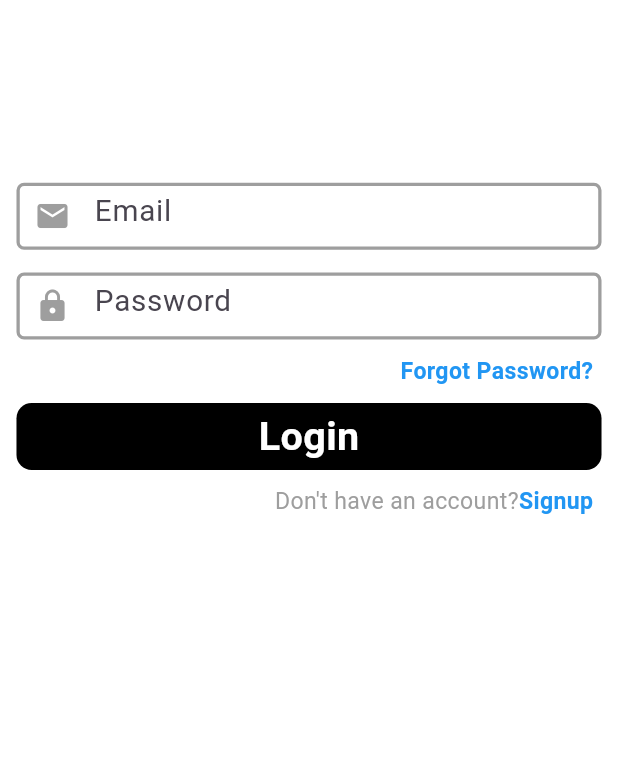
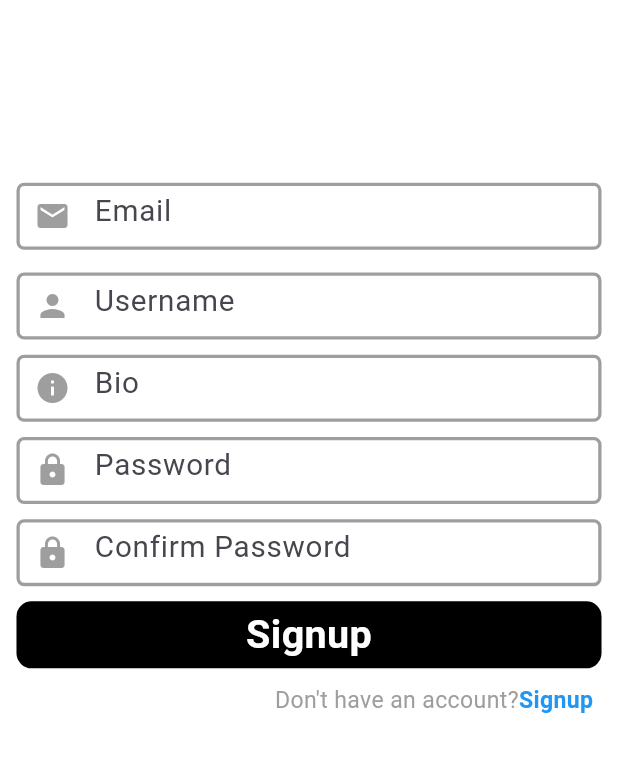
Before and after one commit to ShaviRajapaksha/socialmedia_app, a Flutter app: the screen it shows after launch, after a tap on "Signup", on a phone screen of 412 x 824 dp, the part 373-1145 px from its top. Run offline on Flutter 3.47's test engine with Material 3 defaults, Android fonts, the phone set to English and light mode, and no system bars; our stand-ins replace flutter_screenutil.

Commit message:
feat: Enhance SignupScreen with additional fields for username, bio, and password confirmation

```diff
--- a/lib/screen/signup_screen.dart
+++ b/lib/screen/signup_screen.dart
@@ -14,6 +14,12 @@ class _SignupScreenState extends State<SignupScreen> {
   FocusNode emailFocus = FocusNode();
   final password = TextEditingController();
   FocusNode passwordFocus = FocusNode();
+  final bio = TextEditingController();
+  FocusNode bioFocus = FocusNode();
+  final username = TextEditingController();
+  FocusNode usernameFocus = FocusNode();
+  final passwordConfirm = TextEditingController();
+  FocusNode passwordConfirmFocus = FocusNode();
   @override
   Widget build(BuildContext context) {
     return Scaffold(
@@ -27,10 +33,15 @@ class _SignupScreenState extends State<SignupScreen> {
             SizedBox(height: 120.h),
             Textfield(email, Icons.email, 'Email', emailFocus),
             SizedBox(height: 15.h),
+            Textfield(username, Icons.person, 'Username', usernameFocus),
+            SizedBox(height: 10.h),
+            Textfield(bio, Icons.info, 'Bio', bioFocus),
+            SizedBox(height: 10.h),
             Textfield(password, Icons.lock, 'Password', passwordFocus),
             SizedBox(height: 10.h),
-            Forgot(),
+            Textfield(passwordConfirm, Icons.lock, 'Confirm Password', passwordConfirmFocus),
             SizedBox(height: 10.h),
+
             Login(),
             SizedBox(height: 10.h),
             Have(),
@@ -78,7 +89,7 @@ class _SignupScreenState extends State<SignupScreen> {
           borderRadius: BorderRadius.circular(10.r),
         ),
         child: Text(
-          'Login',
+          'Signup',
           style: TextStyle(
             fontSize: 24.sp,
             color: Colors.white,
```
